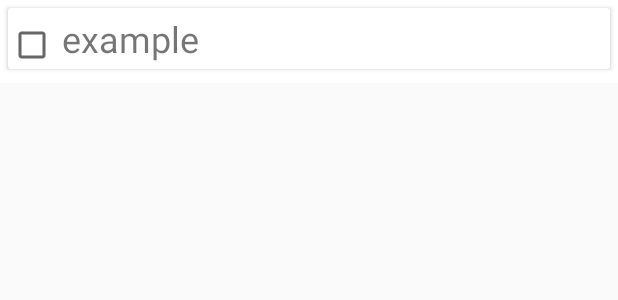
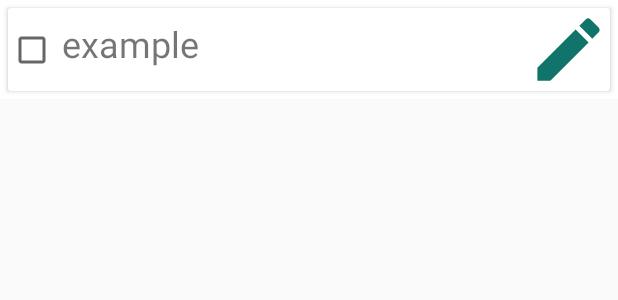
Before and after one commit to Elizaneu/ShoppingList, an Android app: the layout item.xml on its own in the app's theme, with its tools: preview values and no code run, on a phone screen of 412 x 824 dp. Shown: the top 300 px of the screen. Run offline under Robolectric (Android 15) with nearby library versions, the phone set to English and light mode, and no system bars.

Commit message:
add button to edit purchase

```diff
--- a/Shopping List/app/src/main/java/com/example/shoppinglist/Item.java
+++ b/Shopping List/app/src/main/java/com/example/shoppinglist/Item.java
@@ -4,8 +4,7 @@ import android.widget.TextView;
 
 class Item {
     private String Text;
-    Item(String purchase){
-        Text = purchase;
-    }
+    Item(String purchase){Text = purchase;}
     String getPurchase(){return Text;}
+    void setPurchase(String Text){this.Text = Text;}
 }
--- /dev/null
+++ b/Shopping List/app/src/main/res/drawable/edit_button.xml
@@ -0,0 +1,5 @@
+<vector android:height="24dp" android:tint="#11746A"
+    android:viewportHeight="24.0" android:viewportWidth="24.0"
+    android:width="24dp" xmlns:android="http://schemas.android.com/apk/res/android">
+    <path android:fillColor="#FF000000" android:pathData="M3,17.25V21h3.75L17.81,9.94l-3.75,-3.75L3,17.25zM20.71,7.04c0.39,-0.39 0.39,-1.02 0,-1.41l-2.34,-2.34c-0.39,-0.39 -1.02,-0.39 -1.41,0l-1.83,1.83 3.75,3.75 1.83,-1.83z"/>
+</vector>
--- a/Shopping List/app/src/main/res/layout/item.xml
+++ b/Shopping List/app/src/main/res/layout/item.xml
@@ -3,12 +3,12 @@
         xmlns:android="http://schemas.android.com/apk/res/android"
         xmlns:tools="http://schemas.android.com/tools"
         android:layout_width="match_parent"
-        android:layout_height="wrap_content" xmlns:app="http://schemas.android.com/apk/res-auto">
+        android:layout_height="wrap_content">
    <RelativeLayout
            android:id="@+id/RL_background"
            android:layout_width="match_parent"
            android:layout_height="match_parent"
-            android:background="#CBFF2929">
+            android:background="#BEFF2929">
        <ImageView
                android:layout_width="52dp"
                android:layout_height="55sp"
@@ -74,6 +74,11 @@
                         android:padding="4dp"
                         android:text="example"
                         android:layout_weight="1"/>
+                <Button
+                        android:layout_width="55sp"
+                        android:layout_height="55sp"
+                        android:id="@+id/B_edit"
+                        android:background="@drawable/edit_button"/>
 
             </LinearLayout>
         </androidx.cardview.widget.CardView>
--- a/Shopping List/build.gradle
+++ b/Shopping List/build.gradle
@@ -7,7 +7,7 @@ buildscript {
 
     }
     dependencies {
-        classpath 'com.android.tools.build:gradle:3.1.0'
+        classpath 'com.android.tools.build:gradle:3.5.0'
 
         // NOTE: Do not place your application dependencies here; they belong
         // in the individual module build.gradle files
```
Also changed, not shown: Shopping List/app/src/main/java/com/example/shoppinglist/MainActivity.java (+46 -2 lines), Shopping List/app/src/main/java/com/example/shoppinglist/ViewHolder.java (+14 -1 lines), Shopping List/app/src/main/res/layout/activity_main.xml (+20 -1 lines), Shopping List/gradle/wrapper/gradle-wrapper.properties.
